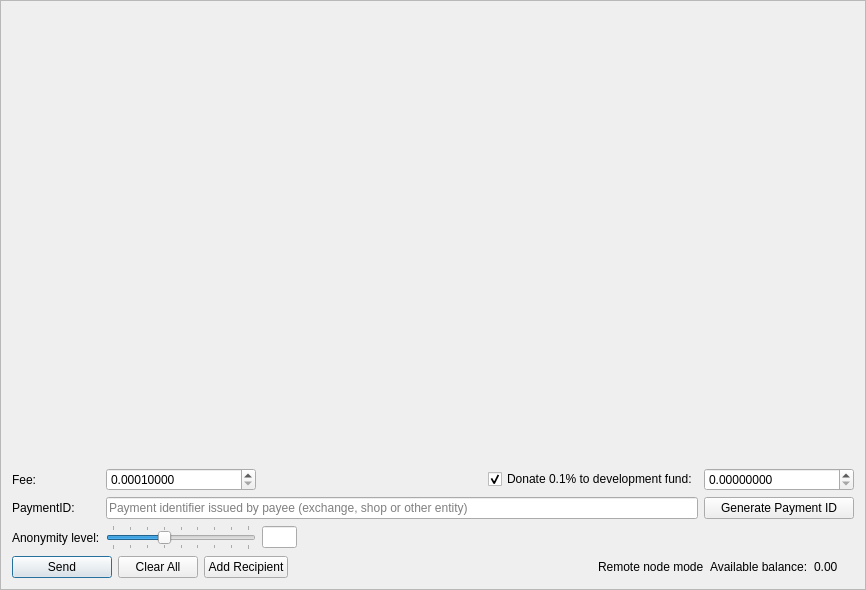
ParsiCoin/parsipay, file src/gui/ui/sendframe.ui: the form before one commit.
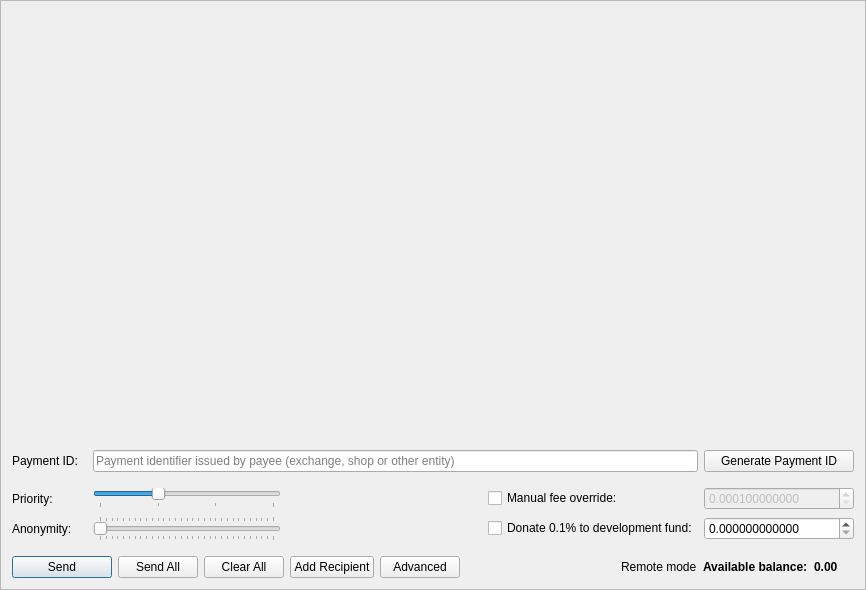
The form after the commit. Icons and pictures are not drawn.

Diff of the .ui file:
```diff
--- a/src/gui/ui/sendframe.ui
+++ b/src/gui/ui/sendframe.ui
@@ -34,7 +34,7 @@
         <x>0</x>
         <y>0</y>
         <width>846</width>
-        <height>439</height>
+        <height>538</height>
        </rect>
       </property>
       <layout class="QVBoxLayout" name="m_send_frame_layout">
@@ -63,118 +63,62 @@
          </property>
         </spacer>
        </item>
-      </layout>
-     </widget>
-    </widget>
-   </item>
    <item>
     <layout class="QGridLayout" name="gridLayout">
      <property name="topMargin">
       <number>5</number>
      </property>
-     <item row="5" column="1">
-      <widget class="QSlider" name="m_mixinSlider">
-       <property name="maximumSize">
-        <size>
-         <width>150</width>
-         <height>16777215</height>
-        </size>
-       </property>
-       <property name="baseSize">
-        <size>
-         <width>200</width>
-         <height>0</height>
-        </size>
-       </property>
-       <property name="minimum">
-        <number>2</number>
-       </property>
-       <property name="maximum">
-        <number>10</number>
-       </property>
-       <property name="pageStep">
-        <number>1</number>
-       </property>
-       <property name="value">
-        <number>5</number>
-       </property>
-       <property name="sliderPosition">
-        <number>5</number>
-       </property>
-       <property name="tracking">
-        <bool>false</bool>
-       </property>
-       <property name="orientation">
-        <enum>Qt::Horizontal</enum>
-       </property>
-       <property name="tickPosition">
-        <enum>QSlider::TicksBothSides</enum>
-       </property>
-       <property name="tickInterval">
-        <number>1</number>
-       </property>
-      </widget>
-     </item>
-     <item row="5" column="0">
-      <widget class="QLabel" name="label_2">
-       <property name="text">
-        <string>Anonymity level:</string>
-       </property>
-      </widget>
-     </item>
-     <item row="1" column="3">
-      <widget class="QCheckBox" name="donateCheckBox">
-       <property name="text">
-        <string>Donate 0.1% to development fund:</string>
-       </property>
-       <property name="checked">
-        <bool>true</bool>
-       </property>
-      </widget>
-     </item>
-     <item row="1" column="0">
-      <widget class="QLabel" name="label">
-       <property name="text">
-        <string>Fee:</string>
-       </property>
-      </widget>
-     </item>
-     <item row="3" column="0">
+         <item row="0" column="0">
       <widget class="QLabel" name="label_6">
-       <property name="text">
-        <string>PaymentID:</string>
-       </property>
-      </widget>
-     </item>
-     <item row="5" column="2">
-      <widget class="QLineEdit" name="m_mixinEdit">
+           <property name="sizePolicy">
+            <sizepolicy hsizetype="Preferred" vsizetype="Preferred">
+             <horstretch>0</horstretch>
+             <verstretch>0</verstretch>
+            </sizepolicy>
+           </property>
        <property name="minimumSize">
         <size>
-         <width>35</width>
+             <width>75</width>
          <height>0</height>
         </size>
        </property>
        <property name="maximumSize">
         <size>
-         <width>30</width>
+             <width>100</width>
          <height>16777215</height>
         </size>
        </property>
        <property name="text">
-        <string notr="true"/>
-       </property>
-       <property name="maxLength">
-        <number>5</number>
-       </property>
-       <property name="alignment">
-        <set>Qt::AlignCenter</set>
-       </property>
-       <property name="readOnly">
-        <bool>true</bool>
-       </property>
-      </widget>
-     </item>
-     <item row="3" column="1" colspan="3">
+            <string>Payment ID:</string>
+           </property>
+          </widget>
+         </item>
+         <item row="0" column="2">
+          <widget class="QPushButton" name="m_generatePaymentIdButton">
+           <property name="sizePolicy">
+            <sizepolicy hsizetype="Preferred" vsizetype="Fixed">
+             <horstretch>0</horstretch>
+             <verstretch>0</verstretch>
+            </sizepolicy>
+           </property>
+           <property name="minimumSize">
+            <size>
+             <width>150</width>
+             <height>0</height>
+            </size>
+           </property>
+           <property name="maximumSize">
+            <size>
+             <width>200</width>
+             <height>16777215</height>
+            </size>
+           </property>
+           <property name="text">
+            <string>Generate Payment ID</string>
+           </property>
+          </widget>
+         </item>
+         <item row="0" column="1">
       <widget class="QLineEdit" name="m_paymentIdEdit">
        <property name="maxLength">
         <number>64</number>
@@ -184,8 +128,116 @@
        </property>
       </widget>
      </item>
+        </layout>
+       </item>
+       <item>
+        <widget class="QFrame" name="m_advancedWidget">
+         <layout class="QGridLayout" name="advancedGridLayout">
+          <property name="leftMargin">
+           <number>0</number>
+          </property>
+          <property name="topMargin">
+           <number>9</number>
+          </property>
+          <property name="rightMargin">
+           <number>0</number>
+          </property>
+          <item row="1" column="0">
+           <widget class="QLabel" name="label_2">
+            <property name="minimumSize">
+             <size>
+              <width>75</width>
+              <height>0</height>
+             </size>
+            </property>
+            <property name="maximumSize">
+             <size>
+              <width>100</width>
+              <height>16777215</height>
+             </size>
+            </property>
+            <property name="text">
+             <string>Anonymity:</string>
+            </property>
+           </widget>
+          </item>
+          <item row="1" column="4">
+           <widget class="QCheckBox" name="donateCheckBox">
+            <property name="text">
+             <string>Donate 0.1% to development fund:</string>
+            </property>
+            <property name="checked">
+             <bool>false</bool>
+            </property>
+           </widget>
+          </item>
+          <item row="0" column="0">
+           <widget class="QLabel" name="label_3">
+            <property name="minimumSize">
+             <size>
+              <width>75</width>
+              <height>0</height>
+             </size>
+            </property>
+            <property name="maximumSize">
+             <size>
+              <width>100</width>
+              <height>16777215</height>
+             </size>
+            </property>
+            <property name="text">
+             <string>Priority:</string>
+            </property>
+           </widget>
+          </item>
      <item row="1" column="1">
+           <widget class="QSlider" name="m_mixinSlider">
+            <property name="maximumSize">
+             <size>
+              <width>200</width>
+              <height>16777215</height>
+             </size>
+            </property>
+            <property name="baseSize">
+             <size>
+              <width>200</width>
+              <height>0</height>
+             </size>
+            </property>
+            <property name="minimum">
+             <number>0</number>
+            </property>
+            <property name="maximum">
+             <number>30</number>
+            </property>
+            <property name="pageStep">
+             <number>1</number>
+            </property>
+            <property name="value">
+             <number>0</number>
+            </property>
+            <property name="sliderPosition">
+             <number>0</number>
+            </property>
+            <property name="tracking">
+             <bool>false</bool>
+            </property>
+            <property name="orientation">
+             <enum>Qt::Horizontal</enum>
+            </property>
+            <property name="tickPosition">
+             <enum>QSlider::TicksBothSides</enum>
+            </property>
+            <property name="tickInterval">
+             <number>1</number>
+            </property>
+           </widget>
+          </item>
+          <item row="0" column="5">
       <widget class="QDoubleSpinBox" name="m_feeSpin">
+            <property name="enabled">
+             <bool>false</bool>
+            </property>
        <property name="minimumSize">
         <size>
          <width>150</width>
@@ -208,7 +260,7 @@
         <string/>
        </property>
        <property name="decimals">
-        <number>8</number>
+             <number>12</number>
        </property>
        <property name="minimum">
         <double>0.000100000000000</double>
@@ -224,26 +276,7 @@
        </property>
       </widget>
      </item>
-     <item row="3" column="4">
-      <widget class="QPushButton" name="m_generatePaymentIdButton">
-       <property name="sizePolicy">
-        <sizepolicy hsizetype="Preferred" vsizetype="Fixed">
-         <horstretch>0</horstretch>
-         <verstretch>0</verstretch>
-        </sizepolicy>
-       </property>
-       <property name="maximumSize">
-        <size>
-         <width>200</width>
-         <height>16777215</height>
-        </size>
-       </property>
-       <property name="text">
-        <string>Generate Payment ID</string>
-       </property>
-      </widget>
-     </item>
-     <item row="1" column="4">
+          <item row="1" column="5">
       <widget class="QDoubleSpinBox" name="m_donateSpin">
        <property name="minimumSize">
         <size>
@@ -270,7 +303,7 @@
         <locale language="English" country="UnitedStates"/>
        </property>
        <property name="decimals">
-        <number>8</number>
+             <number>12</number>
        </property>
        <property name="maximum">
         <double>999999999999999.000000000000000</double>
@@ -280,7 +313,7 @@
        </property>
       </widget>
      </item>
-     <item row="1" column="2">
+          <item row="1" column="3">
       <spacer name="horizontalSpacer">
        <property name="orientation">
         <enum>Qt::Horizontal</enum>
@@ -296,7 +329,73 @@
        </property>
       </spacer>
      </item>
-    </layout>
+          <item row="0" column="1">
+           <layout class="QGridLayout" name="m_priorityGridLayout">
+            <property name="verticalSpacing">
+             <number>0</number>
+            </property>
+            <item row="1" column="0">
+             <widget class="QSlider" name="m_prioritySlider">
+              <property name="maximumSize">
+               <size>
+                <width>200</width>
+                <height>16777215</height>
+               </size>
+              </property>
+              <property name="baseSize">
+               <size>
+                <width>200</width>
+                <height>0</height>
+               </size>
+              </property>
+              <property name="minimum">
+               <number>1</number>
+              </property>
+              <property name="maximum">
+               <number>4</number>
+              </property>
+              <property name="pageStep">
+               <number>1</number>
+              </property>
+              <property name="value">
+               <number>2</number>
+              </property>
+              <property name="sliderPosition">
+               <number>2</number>
+              </property>
+              <property name="orientation">
+               <enum>Qt::Horizontal</enum>
+              </property>
+              <property name="tickPosition">
+               <enum>QSlider::TicksBelow</enum>
+              </property>
+              <property name="tickInterval">
+               <number>1</number>
+              </property>
+             </widget>
+            </item>
+           </layout>
+          </item>
+          <item row="1" column="2">
+           <widget class="QLabel" name="m_mixinLabel">
+            <property name="text">
+             <string/>
+            </property>
+           </widget>
+          </item>
+          <item row="0" column="4">
+           <widget class="QCheckBox" name="m_manualFeeCheckBox">
+            <property name="text">
+             <string>Manual fee override:</string>
+            </property>
+           </widget>
+          </item>
+         </layout>
+        </widget>
+       </item>
+      </layout>
+     </widget>
+    </widget>
    </item>
    <item>
     <layout class="QHBoxLayout" name="horizontalLayout">
@@ -320,6 +419,17 @@
        </property>
       </widget>
      </item>
+     <item>
+      <widget class="QPushButton" name="m_sendAllButton">
+       <property name="text">
+        <string>Send All</string>
+       </property>
+       <property name="icon">
+        <iconset resource="../../resources.qrc">
+         <normaloff>:/icons/sweep</normaloff>:/icons/sweep</iconset>
+       </property>
+      </widget>
+     </item>
      <item>
       <widget class="QPushButton" name="m_clearAllButton">
        <property name="text">
@@ -342,6 +452,20 @@
        </property>
       </widget>
      </item>
+     <item>
+      <widget class="QPushButton" name="m_advancedButton">
+       <property name="text">
+        <string>Advanced</string>
+       </property>
+       <property name="icon">
+        <iconset resource="../../resources.qrc">
+         <normaloff>:/icons/add</normaloff>:/icons/add</iconset>
+       </property>
+       <property name="checkable">
+        <bool>true</bool>
+       </property>
+      </widget>
+     </item>
      <item>
       <spacer name="horizontalSpacer_2">
        <property name="orientation">
@@ -367,12 +491,18 @@
         <string>Wallet is connected through remote node. Additional 0.25% fee will be applied.</string>
        </property>
        <property name="text">
-        <string>Remote node mode</string>
+        <string>Remote mode</string>
        </property>
       </widget>
      </item>
      <item>
       <widget class="QLabel" name="label_4">
+       <property name="font">
+        <font>
+         <weight>75</weight>
+         <bold>true</bold>
+        </font>
+       </property>
        <property name="text">
         <string>Available balance:</string>
        </property>
@@ -380,9 +510,18 @@
      </item>
      <item>
       <widget class="QLabel" name="m_balanceLabel">
+       <property name="font">
+        <font>
+         <weight>75</weight>
+         <bold>true</bold>
+        </font>
+       </property>
        <property name="text">
         <string notr="true">0.00 </string>
        </property>
+       <property name="textInteractionFlags">
+        <set>Qt::LinksAccessibleByMouse|Qt::TextSelectableByMouse</set>
+       </property>
       </widget>
      </item>
      <item>
```
Left out of the diff: 111 changed lines with no effect on the pictures. Lines whose indentation alone changed are shown as unchanged.
